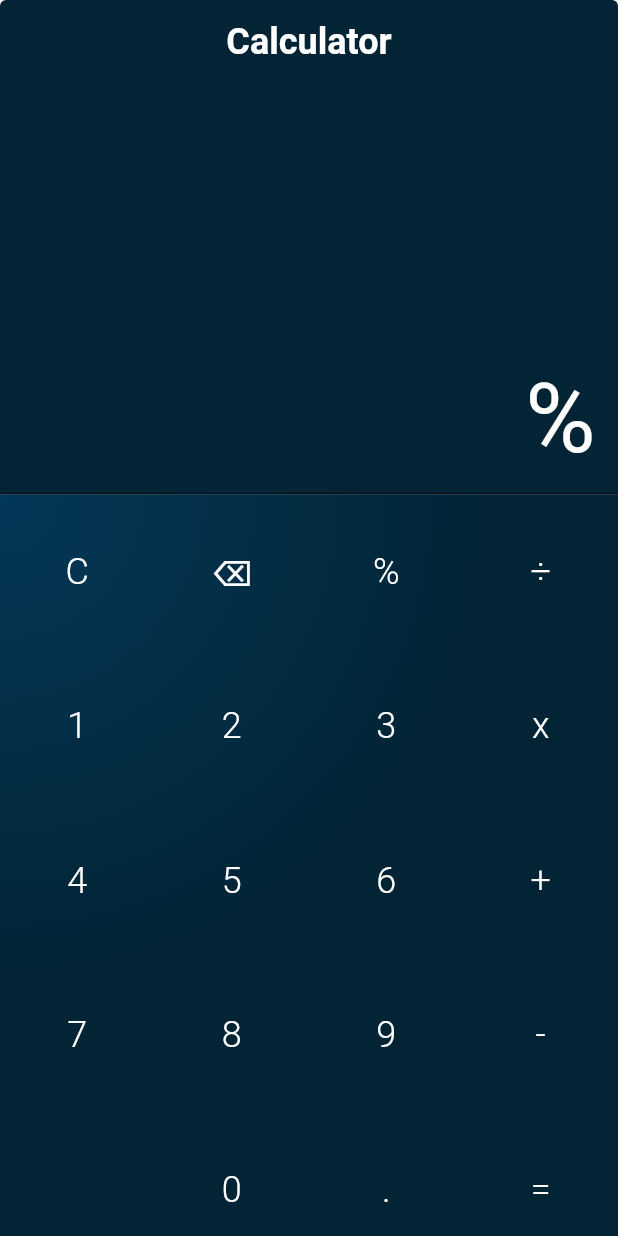
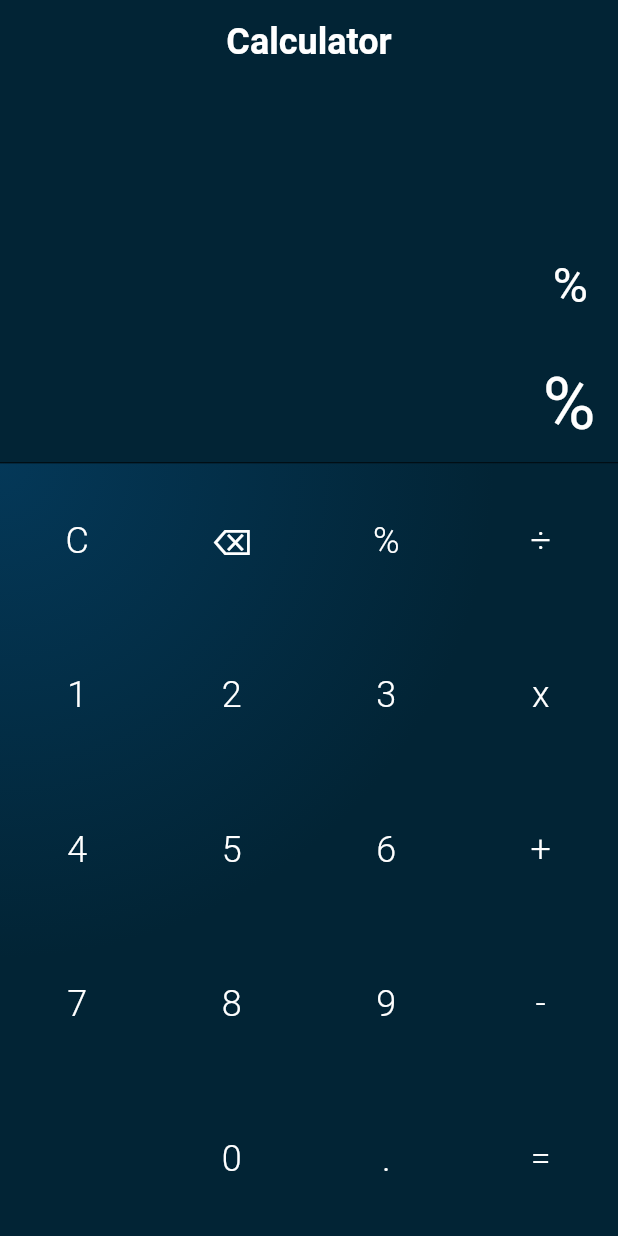
Before and after one commit to aleperdriel/flutter-task3, a Flutter app: the screen it shows after launch, after a tap on an icon or button, on a phone screen of 412 x 824 dp. Run offline on Flutter 3.47's test engine with Material 2 defaults, Android fonts, the phone set to English and light mode, and no system bars; our stand-ins replace math_expressions.

Commit message:
:sparkles: Fix field

```diff
--- /dev/null
+++ b/lib/NewTile.dart
@@ -0,0 +1,38 @@
+import 'package:flutter/material.dart';
+
+class NewTile extends StatelessWidget {
+  const NewTile(
+      {super.key,
+      required this.text,
+      required this.onTap,
+      required this.type,
+      this.controller});
+
+  final String text;
+  final Function onTap;
+  final TextEditingController? controller;
+  final String type;
+
+  @override
+  Widget build(BuildContext context) {
+    return Flexible(
+      child: AspectRatio(
+        aspectRatio: 1.0,
+        child: SizedBox(
+          width: double.maxFinite,
+          child: TextButton(
+            onPressed: () {
+              onTap(text);
+            },
+            child: Text(text,
+                style: const TextStyle(
+                  fontSize: 24,
+                  fontWeight: FontWeight.w300,
+                  color: Colors.white,
+                )),
+          ),
+        ),
+      ),
+    );
+  }
+}
--- a/lib/main.dart
+++ b/lib/main.dart
@@ -1,5 +1,6 @@
 import 'package:flutter/material.dart';
 import 'package:math_expressions/math_expressions.dart';
+import 'NewTile.dart';
 
 void main() {
   runApp(const MyApp());
@@ -48,15 +49,18 @@ class _MyHomePageState extends State<MyHomePage> {
 
       switch (value) {
         case '=':
+          if (!isOperator(input[input.length - 1])) {
+
             if (compute(input) == 'error0') {
               showError0 = true;
               input = error0;
-            inputController.selection = TextSelection.fromPosition(
-                TextPosition(offset: inputController.text.length));
-          } else if (!isOperator(input[input.length - 1])) {
+            }
+
+            else {
               inputPrev = input.replaceAll('=', '');
               input = '=' + compute(input);
               hasPressedEqual = true;
+            }
           }
           break;
 
@@ -69,11 +73,11 @@ class _MyHomePageState extends State<MyHomePage> {
           break;
 
         case '.':
-          var splitInput =
-              input.split(RegExp(r"['+', '\-', 'x', '*', '/', '÷', '%', '=']"));
-          debugPrint(splitInput[splitInput.length - 1]);
+          //Check if a coma is already provided for the decimal
+          var splitInput = input.split(RegExp(r"['+', '\-', 'x', '*', '/', '÷', '%', '=']"));
           if (splitInput[splitInput.length - 1].contains('.')) {
             break;
+
           } else {
             input += value;
           }
@@ -124,7 +128,6 @@ class _MyHomePageState extends State<MyHomePage> {
 
   @override
   Widget build(BuildContext context) {
-    // inputController.text = '$inputPrev\n$input';
     inputController.text = input;
 
     return Scaffold(
@@ -141,16 +144,26 @@ class _MyHomePageState extends State<MyHomePage> {
         ),
         title: Text(widget.title),
       ),
-      body: Center(
-        child: Column(
+      backgroundColor: const Color.fromARGB(255, 2, 36, 53),
+      body: Column(
+        mainAxisAlignment: MainAxisAlignment.end,
         children: [
-            Flexible(
-              flex: 2,
-              child:
+        Container(
+          padding: const EdgeInsets.all(20.0),
+            alignment: const Alignment(1.0, 1.0),
+          child: Text(inputPrev,
+              maxLines: 2,
+              textAlign: TextAlign.right,
+              style: const TextStyle(
+                color: Colors.white,
+                fontSize: 32,
+              ),
+            ),
+          ),
           TextField(
-                    expands: true,
-                    minLines: null,
-                    maxLines: null,
+              // expands: true,
+              // minLines: 2,
+              maxLines: 1,
               decoration: const InputDecoration(
                 fillColor: Color.fromARGB(255, 2, 36, 53),
                 filled: true,
@@ -168,13 +181,9 @@ class _MyHomePageState extends State<MyHomePage> {
               textAlignVertical: TextAlignVertical.bottom,
               style: const TextStyle(
                 color: Colors.white,
-                      fontSize: 64,
+                fontSize: 48,
               )),
-
-            ),
-            Flexible(
-              flex: 3,
-              child: Container(
+          Container(
             decoration: const BoxDecoration(
                 gradient: RadialGradient(
               colors: [
@@ -187,7 +196,6 @@ class _MyHomePageState extends State<MyHomePage> {
             child: Column(
               children: [
                 Row(mainAxisAlignment: MainAxisAlignment.center,
-                        // ignore: prefer_const_literals_to_create_immutables
                     children: [
                       NewTile(
                           text: 'C',
@@ -215,7 +223,6 @@ class _MyHomePageState extends State<MyHomePage> {
                           }),
                     ]),
                 Row(mainAxisAlignment: MainAxisAlignment.center,
-                        // ignore: prefer_const_literals_to_create_immutables
                     children: [
                       NewTile(
                         text: '1',
@@ -250,7 +257,6 @@ class _MyHomePageState extends State<MyHomePage> {
                       ),
                     ]),
                 Row(mainAxisAlignment: MainAxisAlignment.center,
-                        // ignore: prefer_const_literals_to_create_immutables
                     children: [
                       NewTile(
                         text: '4',
@@ -285,7 +291,6 @@ class _MyHomePageState extends State<MyHomePage> {
                       ),
                     ]),
                 Row(mainAxisAlignment: MainAxisAlignment.center,
-                        // ignore: prefer_const_literals_to_create_immutables
                     children: [
                       NewTile(
                         text: '7',
@@ -320,7 +325,6 @@ class _MyHomePageState extends State<MyHomePage> {
                       ),
                     ]),
                 Row(mainAxisAlignment: MainAxisAlignment.center,
-                        // ignore: prefer_const_literals_to_create_immutables
                     children: [
                       NewTile(text: ' ', type: 'none', onTap: (text) {}),
                       NewTile(
@@ -350,50 +354,12 @@ class _MyHomePageState extends State<MyHomePage> {
               ],
             ),
           ),
-            ),
         ],
-        ),
       ),
     );
   }
 }
 
-class NewTile extends StatelessWidget {
-  const NewTile(
-      {super.key,
-      required this.text,
-      required this.onTap,
-      required this.type,
-      this.controller});
-
-  final String text;
-  final Function onTap;
-  final TextEditingController? controller;
-  final String type;
-
-  @override
-  Widget build(BuildContext context) {
-    return Flexible(
-      child: AspectRatio(
-        aspectRatio: 1.0,
-        child: SizedBox(
-          width: double.maxFinite,
-          child: TextButton(
-            onPressed: () {
-              onTap(text);
-            },
-            child: Text(text,
-                style: const TextStyle(
-                  fontSize: 24,
-                  fontWeight: FontWeight.w300,
-                  color: Colors.white,
-                )),
-          ),
-        ),
-      ),
-    );
-  }
-}
 
 isOperator(value) {
   return value == '+' ||
@@ -409,7 +375,6 @@ compute(input) {
   //Delete all spaces, linebreak and equals sign
   equation = equation.replaceAll(RegExp(r"['\n', '=', ' ']"), '');
   if (equation.contains('/0')) {
-    debugPrint('Cannot divide by zero');
     return 'error0';
   } else {
     Parser p = Parser();
@@ -417,8 +382,6 @@ compute(input) {
     ContextModel cm = ContextModel();
     double computed = exp.evaluate(EvaluationType.REAL, cm);
 
-    // TO REPLACE : rounding the numbers
-    // String result = computed.toStringAsFixed(computed.truncateToDouble() == computed ? 0 : 1);
     String result = computed
         .toString()
         .replaceAll(RegExp(r"/(^\d+\.\d*[1-9])(0+$)|(\.0+$)"), "");
```
Lines whose indentation alone changed are shown as unchanged.
